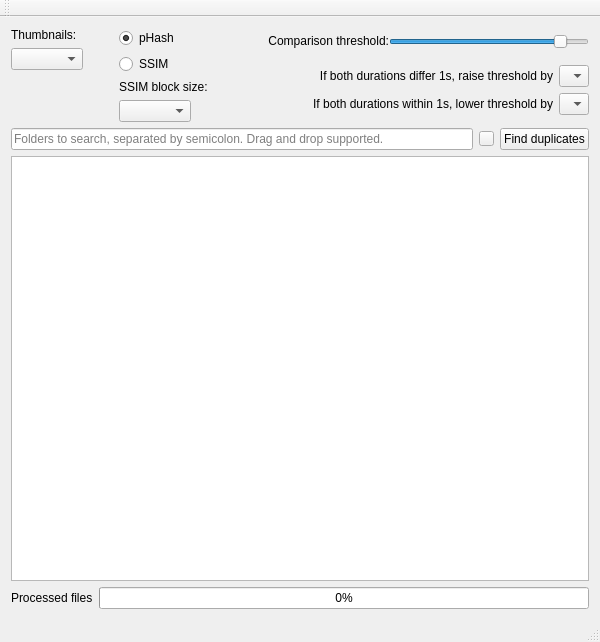
Above: mainwindow.ui from theophanemayaud/video-simili-duplicate-cleaner before the change. Below: the same form after it.
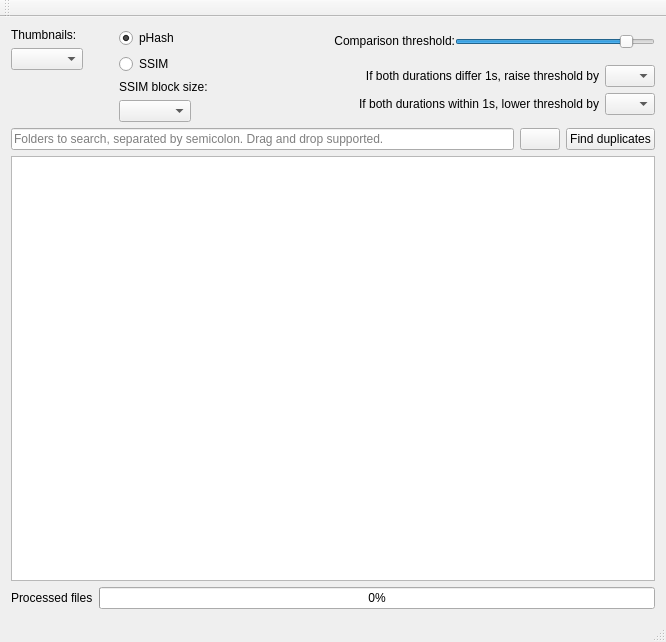
That is the form after the change.

Diff of the .ui file:
```diff
--- a/mainwindow.ui
+++ b/mainwindow.ui
@@ -6,7 +6,7 @@
    <rect>
     <x>0</x>
     <y>0</y>
-    <width>600</width>
+    <width>666</width>
     <height>642</height>
    </rect>
   </property>
@@ -297,7 +297,7 @@
             </property>
             <property name="maximumSize">
              <size>
-              <width>30</width>
+              <width>50</width>
               <height>16777215</height>
              </size>
             </property>
@@ -313,7 +313,7 @@
            <widget class="QComboBox" name="differentDurationCombo">
             <property name="maximumSize">
              <size>
-              <width>30</width>
+              <width>50</width>
               <height>16777215</height>
              </size>
             </property>
@@ -360,8 +360,8 @@
         </property>
         <property name="maximumSize">
          <size>
-          <width>15</width>
-          <height>15</height>
+          <width>40</width>
+          <height>16777215</height>
          </size>
         </property>
         <property name="text">
```
Left out of the diff: 4 changed lines with no effect on the pictures.
